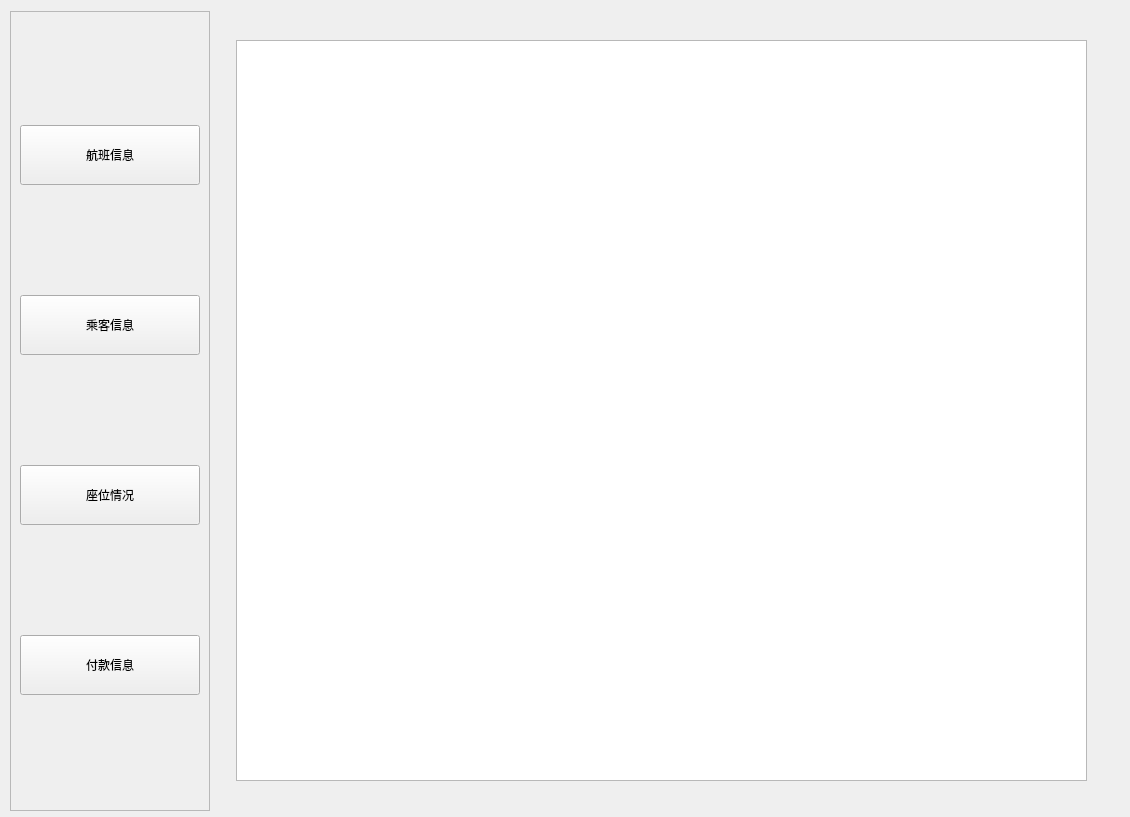
Before: the Qt Designer form admin.ui in Eddddddddy/Ticket_Booking_System, drawn with Qt 5.
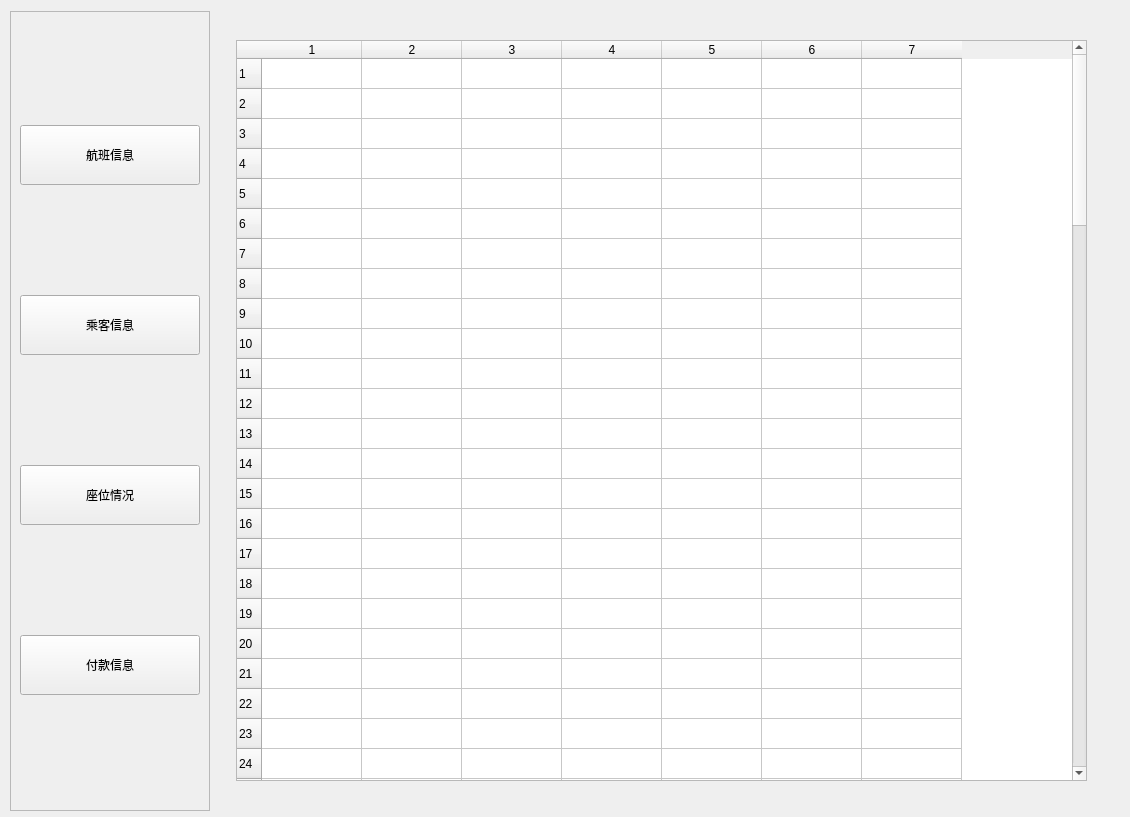
After: the same form once the commit is applied. The open tabs and pages were chosen to show the change.

Diff of the .ui file:
```diff
--- a/admin.ui
+++ b/admin.ui
@@ -13,7 +13,7 @@
   <property name="windowTitle">
    <string>Form</string>
   </property>
-  <widget class="QWidget" name="">
+  <widget class="QWidget" name="layoutWidget">
    <property name="geometry">
     <rect>
      <x>10</x>
@@ -120,6 +120,119 @@
           <height>741</height>
          </rect>
         </property>
+        <property name="rowCount">
+         <number>100</number>
+        </property>
+        <property name="columnCount">
+         <number>7</number>
+        </property>
+        <row/>
+        <row/>
+        <row/>
+        <row/>
+        <row/>
+        <row/>
+        <row/>
+        <row/>
+        <row/>
+        <row/>
+        <row/>
+        <row/>
+        <row/>
+        <row/>
+        <row/>
+        <row/>
+        <row/>
+        <row/>
+        <row/>
+        <row/>
+        <row/>
+        <row/>
+        <row/>
+        <row/>
+        <row/>
+        <row/>
+        <row/>
+        <row/>
+        <row/>
+        <row/>
+        <row/>
+        <row/>
+        <row/>
+        <row/>
+        <row/>
+        <row/>
+        <row/>
+        <row/>
+        <row/>
+        <row/>
+        <row/>
+        <row/>
+        <row/>
+        <row/>
+        <row/>
+        <row/>
+        <row/>
+        <row/>
+        <row/>
+        <row/>
+        <row/>
+        <row/>
+        <row/>
+        <row/>
+        <row/>
+        <row/>
+        <row/>
+        <row/>
+        <row/>
+        <row/>
+        <row/>
+        <row/>
+        <row/>
+        <row/>
+        <row/>
+        <row/>
+        <row/>
+        <row/>
+        <row/>
+        <row/>
+        <row/>
+        <row/>
+        <row/>
+        <row/>
+        <row/>
+        <row/>
+        <row/>
+        <row/>
+        <row/>
+        <row/>
+        <row/>
+        <row/>
+        <row/>
+        <row/>
+        <row/>
+        <row/>
+        <row/>
+        <row/>
+        <row/>
+        <row/>
+        <row/>
+        <row/>
+        <row/>
+        <row/>
+        <row/>
+        <row/>
+        <row/>
+        <row/>
+        <row/>
+        <row/>
+        <column/>
+        <column/>
+        <column/>
+        <column/>
+        <column/>
+        <column/>
+        <column/>
        </widget>
       </widget>
       <widget class="QWidget" name="page_2">
```
Left out of the diff: 2 changed lines with no effect on the pictures.
